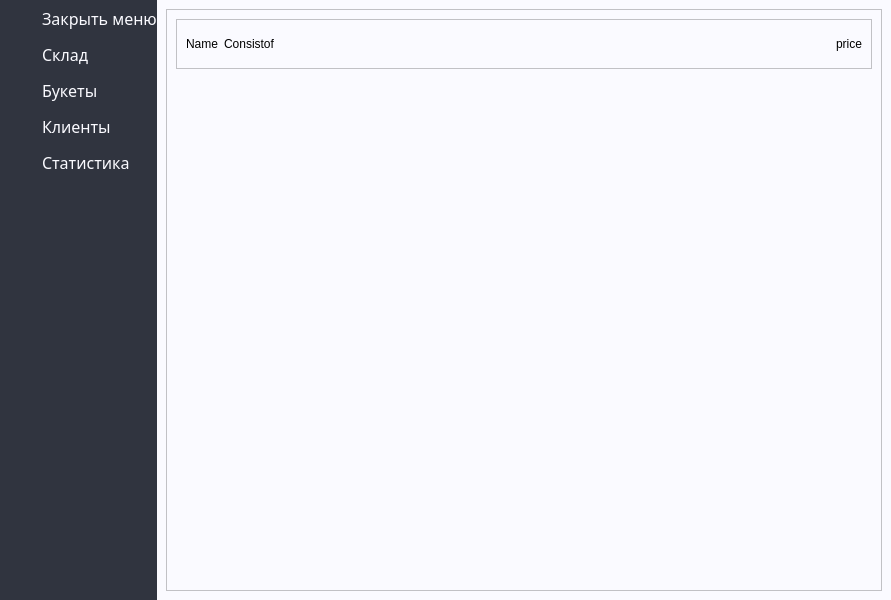
This is Organiser/mainwindow.ui in et3rnalpain/Organiser as Qt 5 draws it before an edit. The edited form follows.
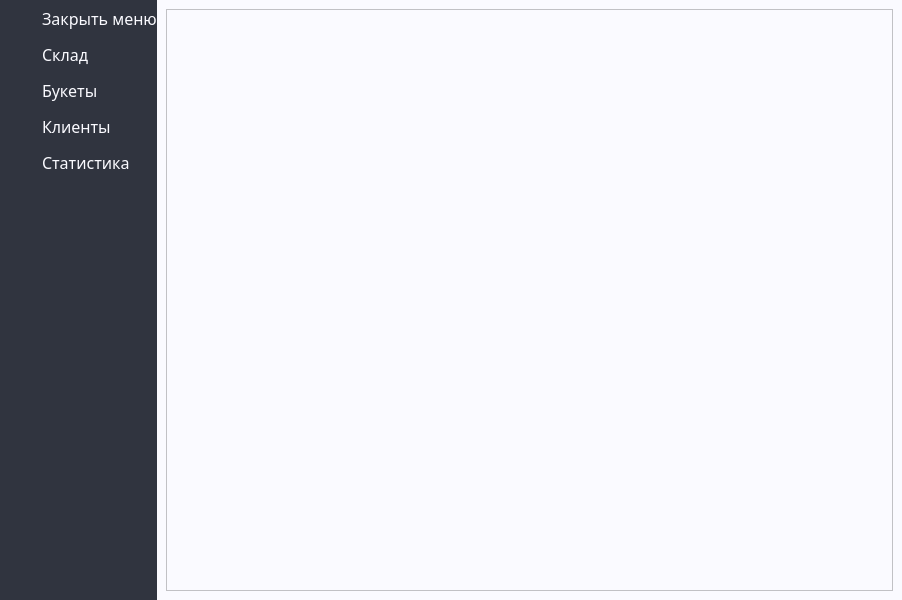
This is the edited form. Icons and pictures are not drawn.

The edit to the form file:
```diff
--- a/Organiser/mainwindow.ui
+++ b/Organiser/mainwindow.ui
@@ -9,7 +9,7 @@
    <rect>
     <x>0</x>
     <y>0</y>
-    <width>891</width>
+    <width>902</width>
     <height>600</height>
    </rect>
   </property>
@@ -947,7 +947,7 @@
                <rect>
                 <x>0</x>
                 <y>0</y>
-                <width>693</width>
+                <width>704</width>
                 <height>580</height>
                </rect>
               </property>
@@ -955,68 +955,6 @@
                <property name="spacing">
                 <number>6</number>
                </property>
-               <item>
-                <widget class="QFrame" name="frame">
-                 <property name="minimumSize">
-                  <size>
-                   <width>100</width>
-                   <height>50</height>
-                  </size>
-                 </property>
-                 <property name="maximumSize">
-                  <size>
-                   <width>10000</width>
-                   <height>16777215</height>
-                  </size>
-                 </property>
-                 <property name="frameShape">
-                  <enum>QFrame::StyledPanel</enum>
-                 </property>
-                 <property name="frameShadow">
-                  <enum>QFrame::Raised</enum>
-                 </property>
-                 <layout class="QHBoxLayout" name="horizontalLayout_7">
-                  <item>
-                   <layout class="QHBoxLayout" name="horizontalLayout_6">
-                    <item>
-                     <widget class="QLabel" name="bouqetName">
-                      <property name="text">
-                       <string>Name</string>
-                      </property>
-                     </widget>
-                    </item>
-                    <item>
-                     <widget class="QLabel" name="consistof">
-                      <property name="text">
-                       <string>Consistof</string>
-                      </property>
-                     </widget>
-                    </item>
-                    <item>
-                     <spacer name="horizontalSpacer">
-                      <property name="orientation">
-                       <enum>Qt::Horizontal</enum>
-                      </property>
-                      <property name="sizeHint" stdset="0">
-                       <size>
-                        <width>40</width>
-                        <height>20</height>
-                       </size>
-                      </property>
-                     </spacer>
-                    </item>
-                    <item>
-                     <widget class="QLabel" name="price">
-                      <property name="text">
-                       <string>price</string>
-                      </property>
-                     </widget>
-                    </item>
-                   </layout>
-                  </item>
-                 </layout>
-                </widget>
-               </item>
                <item>
                 <spacer name="verticalSpacer_3">
                  <property name="orientation">
```
